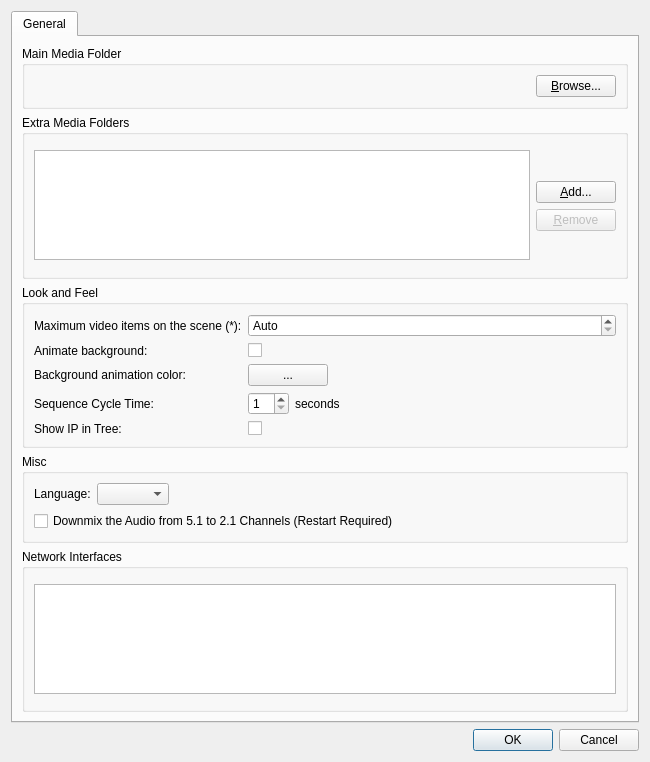
Above: client/src/ui/dialogs/preferences_dialog.ui from networkoptix/nx_open before the change. Below: the same form after it.
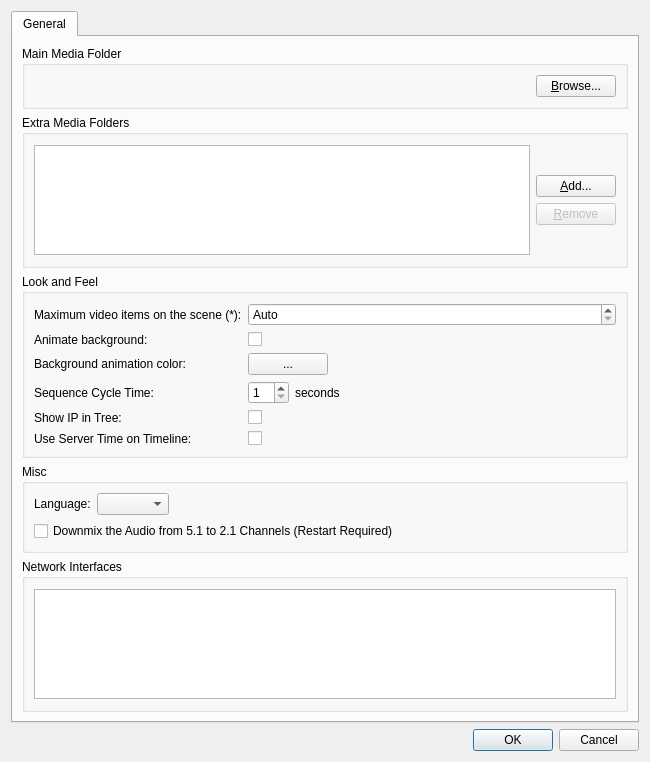
That is the form after the change. Custom widgets are drawn as their Qt base class.

Commit message:
Server/Local time global setting.
<==== Mercurial data ====>
Branch: master

```diff
--- a/client/src/ui/dialogs/preferences_dialog.ui
+++ b/client/src/ui/dialogs/preferences_dialog.ui
@@ -298,6 +298,20 @@
             </property>
            </widget>
           </item>
+          <item row="5" column="0">
+           <widget class="QLabel" name="label">
+            <property name="text">
+             <string>Use Server Time on Timeline:</string>
+            </property>
+           </widget>
+          </item>
+          <item row="5" column="1">
+           <widget class="QCheckBox" name="serverTimeCheckBox">
+            <property name="text">
+             <string/>
+            </property>
+           </widget>
+          </item>
          </layout>
         </widget>
        </item>
```
The commit also changes 3 other files.
